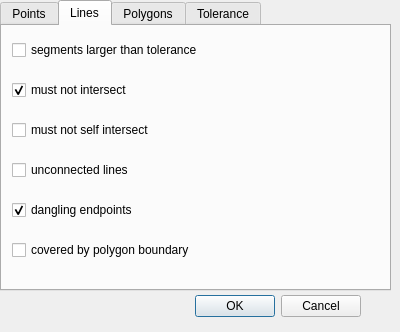
wonder-sk/topol, file rulesDialog.ui: the form before one commit.
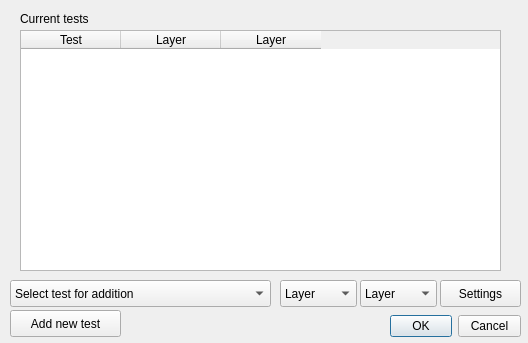
The form after the commit. The open tabs and pages were chosen to show the change.

Commit message: new test settings dialog design

```diff
--- a/rulesDialog.ui
+++ b/rulesDialog.ui
@@ -6,8 +6,8 @@
    <rect>
     <x>0</x>
     <y>0</y>
-    <width>400</width>
-    <height>332</height>
+    <width>528</width>
+    <height>343</height>
    </rect>
   </property>
   <property name="windowTitle">
@@ -16,9 +16,9 @@
   <widget class="QDialogButtonBox" name="buttonBox">
    <property name="geometry">
     <rect>
-     <x>20</x>
-     <y>290</y>
-     <width>341</width>
+     <x>390</x>
+     <y>310</y>
+     <width>131</width>
      <height>32</height>
     </rect>
    </property>
@@ -29,224 +29,114 @@
     <set>QDialogButtonBox::Cancel|QDialogButtonBox::Ok</set>
    </property>
   </widget>
-  <widget class="QTabWidget" name="tabWidget">
+  <widget class="QPushButton" name="pushButton">
    <property name="geometry">
     <rect>
-     <x>0</x>
-     <y>0</y>
-     <width>391</width>
-     <height>291</height>
+     <x>10</x>
+     <y>310</y>
+     <width>111</width>
+     <height>27</height>
     </rect>
    </property>
-   <property name="currentIndex">
-    <number>0</number>
+   <property name="text">
+    <string>Add new test</string>
    </property>
-   <widget class="QWidget" name="Points">
-    <attribute name="title">
-     <string>Points</string>
-    </attribute>
-    <widget class="QWidget" name="gridLayoutWidget">
+  </widget>
+  <widget class="QTableWidget" name="tableWidget">
      <property name="geometry">
       <rect>
-       <x>10</x>
-       <y>0</y>
-       <width>371</width>
-       <height>151</height>
-      </rect>
-     </property>
-     <layout class="QGridLayout" name="gridLayout">
-      <item row="3" column="0">
-       <widget class="QCheckBox" name="overlapBox">
+     <x>20</x>
+     <y>30</y>
+     <width>481</width>
+     <height>241</height>
+    </rect>
+   </property>
+   <column>
         <property name="text">
-         <string>covered by line</string>
-        </property>
-       </widget>
-      </item>
-      <item row="4" column="0">
-       <widget class="QCheckBox" name="overlapBox_3">
+     <string>Test</string>
+    </property>
+   </column>
+   <column>
         <property name="text">
-         <string>covered by line endpoint</string>
-        </property>
-       </widget>
-      </item>
-      <item row="1" column="0">
-       <widget class="QCheckBox" name="overlapBox_4">
+     <string>Layer</string>
+    </property>
+   </column>
+   <column>
         <property name="text">
-         <string>inside polygon</string>
-        </property>
-       </widget>
-      </item>
-      <item row="2" column="0">
-       <widget class="QCheckBox" name="overlapBox_2">
-        <property name="text">
-         <string>covered by polygon boundary</string>
-        </property>
-       </widget>
-      </item>
-     </layout>
-    </widget>
-   </widget>
-   <widget class="QWidget" name="Lines">
-    <attribute name="title">
-     <string>Lines</string>
-    </attribute>
-    <widget class="QWidget" name="gridLayoutWidget_2">
+     <string>Layer</string>
+    </property>
+   </column>
+  </widget>
+  <widget class="QComboBox" name="comboBox">
      <property name="geometry">
       <rect>
        <x>10</x>
-       <y>0</y>
-       <width>371</width>
-       <height>251</height>
-      </rect>
-     </property>
-     <layout class="QGridLayout" name="gridLayout_2">
-      <item row="5" column="0">
-       <widget class="QCheckBox" name="overlapBox_6">
+     <y>280</y>
+     <width>261</width>
+     <height>27</height>
+    </rect>
+   </property>
+   <item>
         <property name="text">
-         <string>dangling endpoints</string>
-        </property>
-        <property name="checked">
-         <bool>true</bool>
-        </property>
-       </widget>
-      </item>
-      <item row="1" column="0">
-       <widget class="QCheckBox" name="overlapBox_7">
-        <property name="text">
-         <string>segments larger than tolerance</string>
-        </property>
-       </widget>
-      </item>
-      <item row="2" column="0">
-       <widget class="QCheckBox" name="overlapBox_8">
-        <property name="text">
-         <string>must not intersect</string>
-        </property>
-        <property name="checked">
-         <bool>true</bool>
-        </property>
-       </widget>
-      </item>
-      <item row="6" column="0">
-       <widget class="QCheckBox" name="overlapBox_9">
-        <property name="text">
-         <string>covered by polygon boundary</string>
-        </property>
-       </widget>
-      </item>
-      <item row="4" column="0">
-       <widget class="QCheckBox" name="overlapBox_12">
-        <property name="text">
-         <string>unconnected lines</string>
-        </property>
-       </widget>
-      </item>
-      <item row="3" column="0">
-       <widget class="QCheckBox" name="overlapBox_10">
-        <property name="text">
-         <string>must not self intersect</string>
-        </property>
-       </widget>
-      </item>
-     </layout>
-    </widget>
-   </widget>
-   <widget class="QWidget" name="Polygons">
-    <attribute name="title">
-     <string>Polygons</string>
-    </attribute>
-    <widget class="QWidget" name="gridLayoutWidget_3">
+     <string>Select test for addition</string>
+    </property>
+   </item>
+  </widget>
+  <widget class="QComboBox" name="comboBox_2">
      <property name="geometry">
       <rect>
-       <x>10</x>
-       <y>0</y>
-       <width>371</width>
-       <height>151</height>
-      </rect>
-     </property>
-     <layout class="QGridLayout" name="gridLayout_3">
-      <item row="1" column="0">
-       <widget class="QCheckBox" name="overlapBox_13">
+     <x>280</x>
+     <y>280</y>
+     <width>77</width>
+     <height>27</height>
+    </rect>
+   </property>
+   <item>
         <property name="text">
-         <string>lines larger than tolerance</string>
-        </property>
-       </widget>
-      </item>
-      <item row="3" column="0">
-       <widget class="QCheckBox" name="overlapBox_15">
-        <property name="text">
-         <string>contains point</string>
-        </property>
-       </widget>
-      </item>
-      <item row="4" column="0">
-       <widget class="QCheckBox" name="overlapBox_16">
-        <property name="text">
-         <string>must not selfintersect</string>
-        </property>
-       </widget>
-      </item>
-      <item row="2" column="0">
-       <widget class="QCheckBox" name="overlapBox_11">
-        <property name="text">
-         <string>must not overlap</string>
-        </property>
-       </widget>
-      </item>
-     </layout>
-    </widget>
-   </widget>
-   <widget class="QWidget" name="Tolerance">
-    <attribute name="title">
-     <string>Tolerance</string>
-    </attribute>
-    <widget class="QSpinBox" name="spinBox">
+     <string>Layer</string>
+    </property>
+   </item>
+  </widget>
+  <widget class="QComboBox" name="comboBox_3">
      <property name="geometry">
       <rect>
-       <x>320</x>
-       <y>0</y>
-       <width>66</width>
+     <x>360</x>
+     <y>280</y>
+     <width>77</width>
        <height>27</height>
       </rect>
      </property>
+   <item>
+    <property name="text">
+     <string>Layer</string>
+    </property>
+   </item>
     </widget>
     <widget class="QLabel" name="label">
      <property name="geometry">
       <rect>
        <x>20</x>
        <y>10</y>
-       <width>221</width>
-       <height>22</height>
+     <width>91</width>
+     <height>18</height>
       </rect>
      </property>
      <property name="text">
-      <string>Minimum segment length</string>
-     </property>
-    </widget>
-    <widget class="QLabel" name="label_3">
+    <string>Current tests</string>
+   </property>
+  </widget>
+  <widget class="QPushButton" name="pushButton_2">
      <property name="geometry">
       <rect>
-       <x>20</x>
-       <y>50</y>
-       <width>261</width>
-       <height>22</height>
-      </rect>
-     </property>
-     <property name="text">
-      <string>Geometries distance tolerance</string>
-     </property>
-    </widget>
-    <widget class="QSpinBox" name="spinBox_2">
-     <property name="geometry">
-      <rect>
-       <x>320</x>
-       <y>40</y>
-       <width>66</width>
+     <x>440</x>
+     <y>280</y>
+     <width>81</width>
        <height>27</height>
       </rect>
      </property>
-    </widget>
-   </widget>
+   <property name="text">
+    <string>Settings</string>
+   </property>
   </widget>
  </widget>
  <resources/>
```
Left out of the diff: 2 changed lines with no effect on the pictures. Lines whose indentation alone changed are shown as unchanged.
